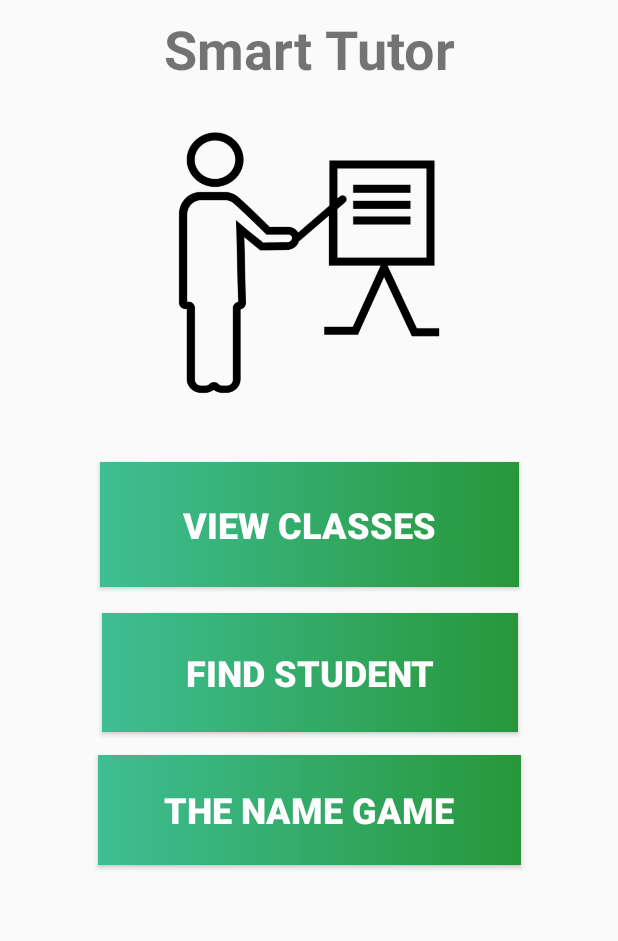
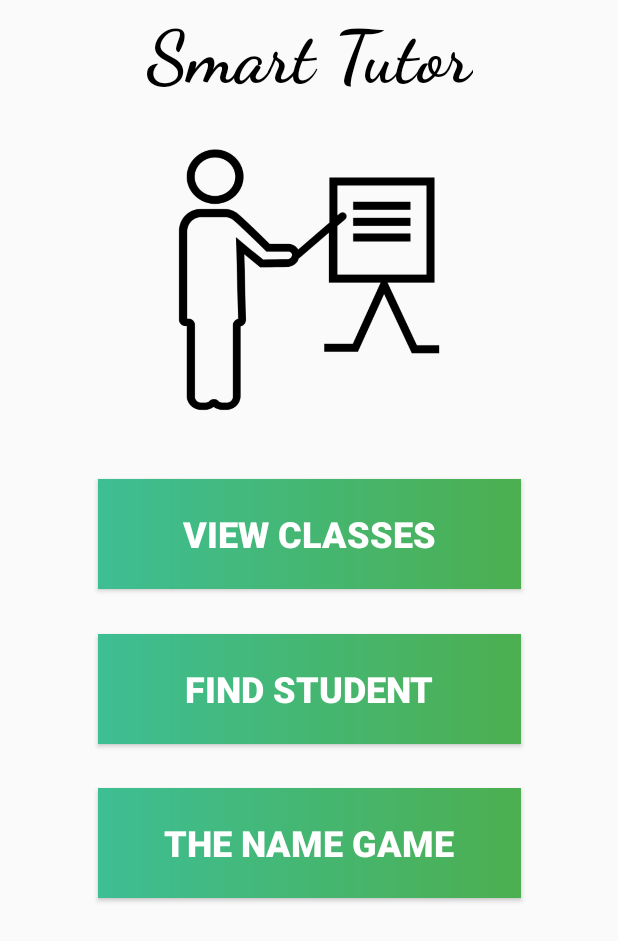
Before and after one commit to Shnooky/TutorApp, an Android app: the screen it shows after launch (MainActivity), on a phone screen of 412 x 824 dp. Shown: the top 941 px of the screen. Run offline under Robolectric (Android 15) with nearby library versions, the phone set to English and light mode, and no system bars.

Commit message:
Added some colour

```diff
--- a/app/src/main/res/drawable/gradient_lightrose.xml
+++ b/app/src/main/res/drawable/gradient_lightrose.xml
@@ -1,5 +1,5 @@
 <?xml version="1.0" encoding="utf-8"?>
 <shape xmlns:android="http://schemas.android.com/apk/res/android" android:shape="rectangle">
-<gradient android:endColor="#28973a" android:startColor="#3ebe94"/>
+    <gradient android:endColor="#4CAF50" android:startColor="#3ebe94"/>
 
 </shape>
--- a/app/src/main/res/layout/activity_main.xml
+++ b/app/src/main/res/layout/activity_main.xml
@@ -10,19 +10,21 @@
         android:id="@+id/textView"
         android:layout_width="wrap_content"
         android:layout_height="wrap_content"
+        android:layout_marginLeft="8dp"
+        android:layout_marginRight="8dp"
+        android:layout_marginTop="8dp"
+        android:fontFamily="cursive"
         android:text="@string/app_name"
-        android:textSize="36sp"
+        android:textColor="@android:color/black"
+        android:textSize="48sp"
         android:textStyle="bold"
-        android:layout_marginLeft="8dp"
+        app:layout_constraintHorizontal_bias="0.502"
         app:layout_constraintLeft_toLeftOf="parent"
-        android:layout_marginRight="8dp"
         app:layout_constraintRight_toRightOf="parent"
-        app:layout_constraintTop_toTopOf="parent"
-        android:layout_marginTop="8dp"
-        app:layout_constraintHorizontal_bias="0.502"/>
+        app:layout_constraintTop_toTopOf="parent"/>
 
     <Button
-        android:textColor="#ffff"
+        android:textColor="#FFFFFF"
         android:background="@drawable/gradient_lightrose"
         android:id="@+id/nameGame"
         android:layout_width="282dp"
@@ -30,7 +32,7 @@
         android:text="@string/the_name_game"
         android:textSize="24sp"
         android:textStyle="bold"
-        android:layout_marginTop="15dp"
+        android:layout_marginTop="29dp"
         app:layout_constraintTop_toBottomOf="@+id/student"
         android:layout_marginRight="8dp"
         app:layout_constraintRight_toRightOf="parent"
@@ -38,37 +40,36 @@
         app:layout_constraintLeft_toLeftOf="parent" />
 
     <Button
-        android:textColor="#ffff"
-        android:background="@drawable/gradient_lightrose"
         android:id="@+id/student"
-        android:layout_width="277dp"
-        android:layout_height="79dp"
+        android:layout_width="282dp"
+        android:layout_height="73dp"
         android:layout_marginLeft="8dp"
         android:layout_marginRight="8dp"
-        android:layout_marginTop="17dp"
+        android:layout_marginTop="30dp"
+        android:background="@drawable/gradient_lightrose"
         android:text="@string/find_student"
+        android:textColor="#FFFFFF"
         android:textSize="24sp"
         android:textStyle="bold"
         app:layout_constraintLeft_toLeftOf="parent"
         app:layout_constraintRight_toRightOf="parent"
-        app:layout_constraintTop_toBottomOf="@+id/classes"
-        app:layout_constraintHorizontal_bias="0.505" />
+        app:layout_constraintTop_toBottomOf="@+id/classes"/>
 
     <Button
-        android:textColor="#ffff"
-        android:background="@drawable/gradient_lightrose"
         android:id="@+id/classes"
-        android:layout_width="279dp"
-        android:layout_height="83dp"
+        android:layout_width="282dp"
+        android:layout_height="73dp"
         android:layout_marginLeft="8dp"
         android:layout_marginRight="8dp"
+        android:layout_marginTop="21dp"
+        android:background="@drawable/gradient_lightrose"
         android:text="@string/view_classes"
+        android:textColor="#FFFFFF"
         android:textSize="24sp"
         android:textStyle="bold"
+        app:layout_constraintHorizontal_bias="0.505"
         app:layout_constraintLeft_toLeftOf="parent"
         app:layout_constraintRight_toRightOf="parent"
-        app:layout_constraintHorizontal_bias="0.505"
-        android:layout_marginTop="21dp"
         app:layout_constraintTop_toBottomOf="@+id/imageView4"/>
 
     <ImageView
--- a/app/src/main/res/layout/class_activity.xml
+++ b/app/src/main/res/layout/class_activity.xml
@@ -23,6 +23,7 @@
         android:layout_marginBottom="16dp"
 
         android:layout_marginRight="16dp"
+        android:tint="@android:color/black"
         app:layout_constraintBottom_toBottomOf="parent"
         app:layout_constraintRight_toRightOf="parent"
         app:srcCompat="@android:drawable/ic_input_add"/>
--- a/app/src/main/res/layout/tutorial_students_activity.xml
+++ b/app/src/main/res/layout/tutorial_students_activity.xml
@@ -24,6 +24,7 @@
         android:layout_marginBottom="16dp"
 
         android:layout_marginEnd="16dp"
+        android:tint="@android:color/black"
         android:layout_marginRight="16dp"
         app:layout_constraintBottom_toBottomOf="parent"
         app:layout_constraintRight_toRightOf="parent"
--- /dev/null
+++ b/app/src/main/res/values-v21/styles.xml
@@ -0,0 +1,10 @@
+<?xml version="1.0" encoding="utf-8"?>
+<resources>
+
+    <style name="AppTheme" parent="Theme.AppCompat.Light.NoActionBar">
+        <!-- Customize your theme here. -->
+        <item name="android:colorBackground">@color/background_material_light</item>
+        <item name="colorPrimaryDark">@android:color/black</item>
+        <item name="android:navigationBarColor">@color/colorPrimaryDark</item>
+    </style>
+</resources>
--- a/app/src/main/res/values/colors.xml
+++ b/app/src/main/res/values/colors.xml
@@ -1,6 +1,8 @@
 <?xml version="1.0" encoding="utf-8"?>
 <resources>
     <color name="colorPrimary">#3F51B5</color>
-    <color name="colorPrimaryDark">#303F9F</color>
+    <color name="colorPrimaryDark">#303f9f</color>
     <color name="colorAccent">#FF4081</color>
+    <color name="primary_material_light">#03a9f4</color>
+    <color name="accent_material_light">#009688</color>
 </resources>
--- a/app/src/main/res/values/styles.xml
+++ b/app/src/main/res/values/styles.xml
@@ -3,7 +3,8 @@
     <!-- Base application theme. -->
     <style name="AppTheme" parent="Theme.AppCompat.Light.NoActionBar">
         <!-- Customize your theme here. -->
-
+        <item name="android:colorBackground">@color/background_material_light</item>
+        <item name="colorPrimaryDark">@android:color/black</item>
     </style>
 
 
```
Also changed, not shown: app/src/main/java/com/example/xwc/tutorapp/Adapters/ClassAdapter.java (+23 -0 lines), app/src/main/res/layout/view_classes.xml (+68 -34 lines), app/src/main/res/drawable/mon.png (added), app/src/main/res/drawable/tue.png (added), app/src/main/res/drawable/wed.png (added).
